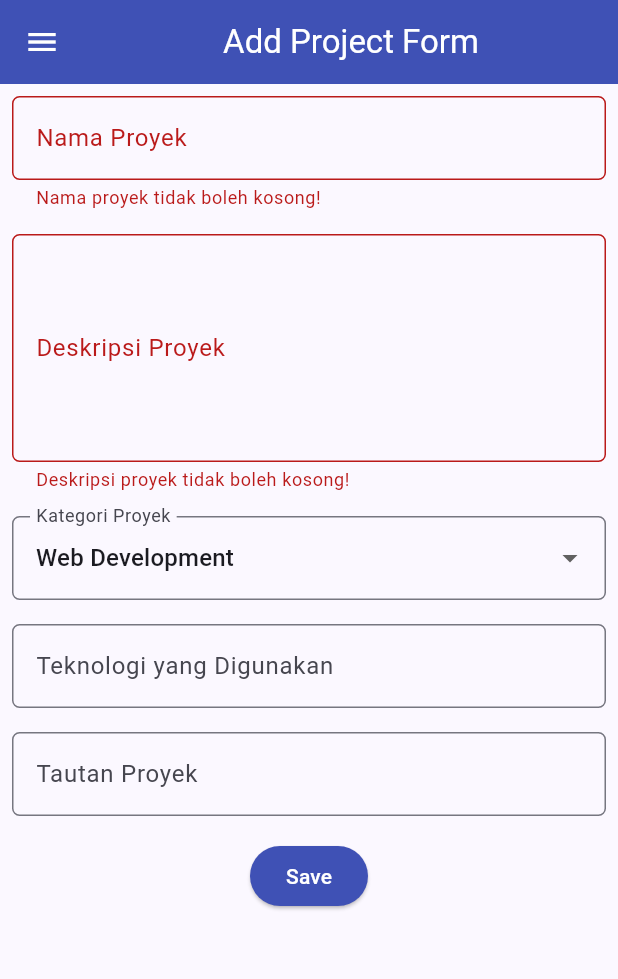
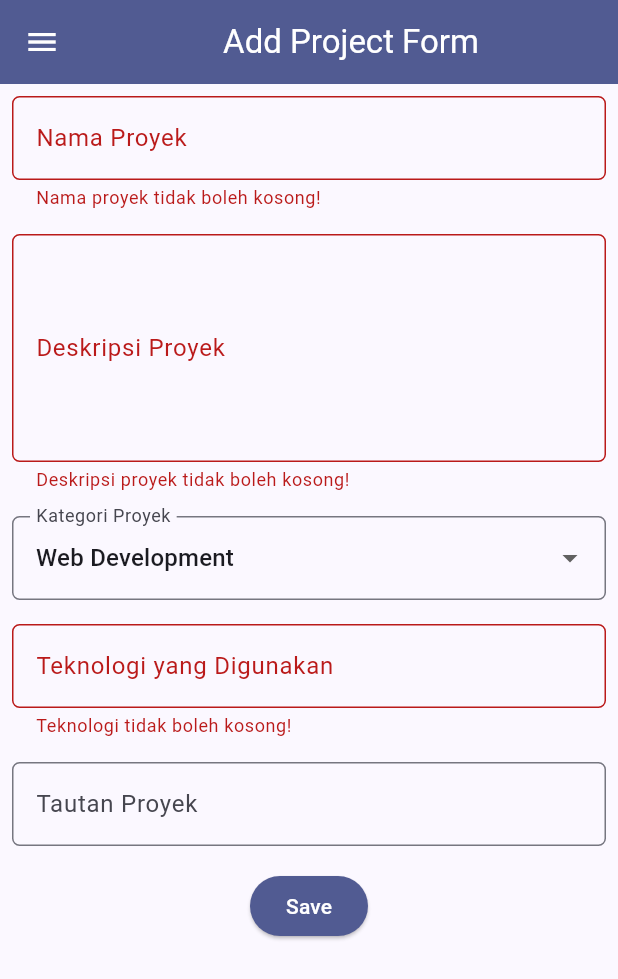
Before and after one commit to voruzaa/myportofolio_mobile, a Flutter app: the ProjectFormPage screen opened directly, after a tap on "Save", on a phone screen of 412 x 824 dp. Shown: the top 979 px of the screen. Run offline on Flutter 3.47's test engine with Material 3 defaults, Android fonts, the phone set to English and light mode, and no system bars; our stand-ins replace material_ui.

Commit message:
Tugas 8: validate project url and reset form state on save

```diff
--- a/lib/screens/project_form.dart
+++ b/lib/screens/project_form.dart
@@ -34,7 +34,7 @@ class _ProjectFormPageState extends State<ProjectFormPage> {
             'Add Project Form',
           ),
         ),
-        backgroundColor: Colors.indigo,
+        backgroundColor: Theme.of(context).colorScheme.primary,
         foregroundColor: Colors.white,
       ),
       drawer: const LeftDrawer(),
@@ -133,6 +133,12 @@ class _ProjectFormPageState extends State<ProjectFormPage> {
                       _technologies = value!;
                     });
                   },
+                  validator: (String? value) {
+                    if (value == null || value.trim().isEmpty) {
+                      return "Teknologi tidak boleh kosong!";
+                    }
+                    return null;
+                  },
                 ),
               ),
               // === Project Link ===
@@ -151,6 +157,19 @@ class _ProjectFormPageState extends State<ProjectFormPage> {
                       _projectLink = value!;
                     });
                   },
+                  validator: (String? value) {
+                    final text = value?.trim() ?? '';
+                    if (text.isEmpty) {
+                      return null;
+                    }
+                    final uri = Uri.tryParse(text);
+                    final isHttp = uri != null &&
+                        (uri.scheme == 'http' || uri.scheme == 'https');
+                    if (!isHttp || uri.host.isEmpty) {
+                      return "Tautan harus diawali http:// atau https://";
+                    }
+                    return null;
+                  },
                 ),
               ),
               // === Tombol Simpan ===
@@ -160,8 +179,9 @@ class _ProjectFormPageState extends State<ProjectFormPage> {
                   padding: const EdgeInsets.all(8.0),
                   child: ElevatedButton(
                     style: ButtonStyle(
-                      backgroundColor:
-                          WidgetStateProperty.all(Colors.indigo),
+                      backgroundColor: WidgetStateProperty.all(
+                        Theme.of(context).colorScheme.primary,
+                      ),
                     ),
                     onPressed: () {
                       if (_formKey.currentState!.validate()) {
@@ -186,8 +206,15 @@ class _ProjectFormPageState extends State<ProjectFormPage> {
                                 TextButton(
                                   child: const Text('OK'),
                                   onPressed: () {
+                                    _formKey.currentState?.reset();
+                                    setState(() {
+                                      _projectName = "";
+                                      _description = "";
+                                      _category = "Web Development";
+                                      _technologies = "";
+                                      _projectLink = "";
+                                    });
                                     Navigator.pop(context);
-                                    _formKey.currentState!.reset();
                                   },
                                 ),
                               ],
```
